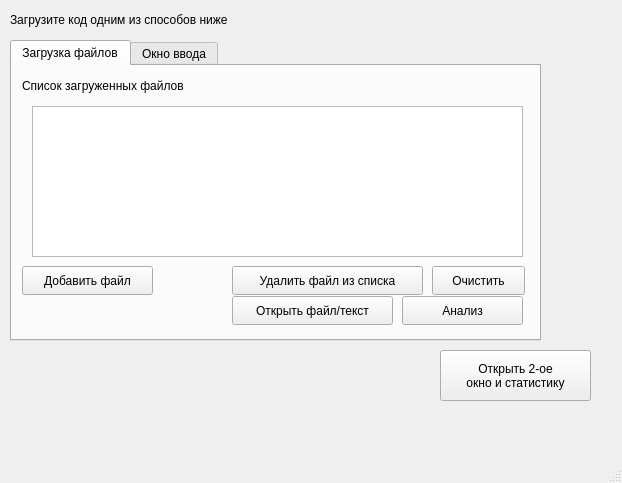
This is mainwindow.ui in LShaikhutdino/dilpom as Qt 5 draws it before an edit. The edited form follows.
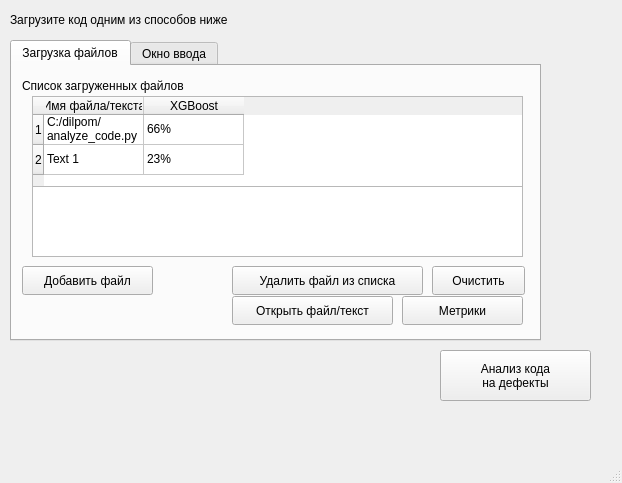
This is the edited form.

Commit message: аналитика (метрики)

```diff
--- a/mainwindow.ui
+++ b/mainwindow.ui
@@ -86,9 +86,9 @@
       <property name="geometry">
        <rect>
         <x>20</x>
-        <y>40</y>
+        <y>120</y>
         <width>491</width>
-        <height>151</height>
+        <height>71</height>
        </rect>
       </property>
      </widget>
@@ -102,7 +102,7 @@
        </rect>
       </property>
       <property name="text">
-       <string>Анализ</string>
+       <string>Метрики</string>
       </property>
      </widget>
      <widget class="QPushButton" name="pushButton_7">
@@ -118,6 +118,48 @@
        <string>Открыть файл/текст</string>
       </property>
      </widget>
+     <widget class="QTableWidget" name="tableWidget">
+      <property name="geometry">
+       <rect>
+        <x>20</x>
+        <y>30</y>
+        <width>491</width>
+        <height>91</height>
+       </rect>
+      </property>
+      <row/>
+      <row/>
+      <column>
+       <property name="text">
+        <string>Имя файла/текста</string>
+       </property>
+      </column>
+      <column>
+       <property name="text">
+        <string>XGBoost</string>
+       </property>
+      </column>
+      <item row="0" column="0">
+       <property name="text">
+        <string>C:/dilpom/analyze_code.py</string>
+       </property>
+      </item>
+      <item row="0" column="1">
+       <property name="text">
+        <string>66%</string>
+       </property>
+      </item>
+      <item row="1" column="0">
+       <property name="text">
+        <string>Text 1</string>
+       </property>
+      </item>
+      <item row="1" column="1">
+       <property name="text">
+        <string>23%</string>
+       </property>
+      </item>
+     </widget>
     </widget>
     <widget class="QWidget" name="tab_2">
      <attribute name="title">
@@ -184,8 +226,8 @@
      </rect>
     </property>
     <property name="text">
-     <string>Открыть 2-ое 
-окно и статистику</string>
+     <string>Анализ кода 
+на дефекты</string>
     </property>
    </widget>
   </widget>
```
The commit also changes 6 other files.
